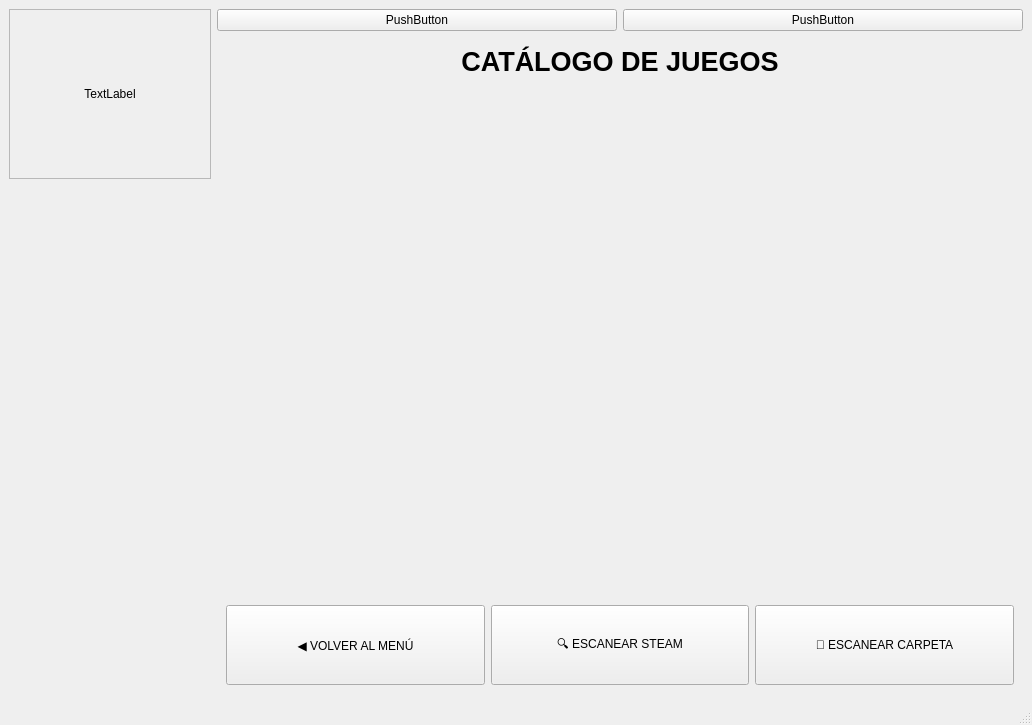
This is conf/prueba.ui in Ivigaga/TFG as Qt 5 draws it before an edit. The edited form follows.
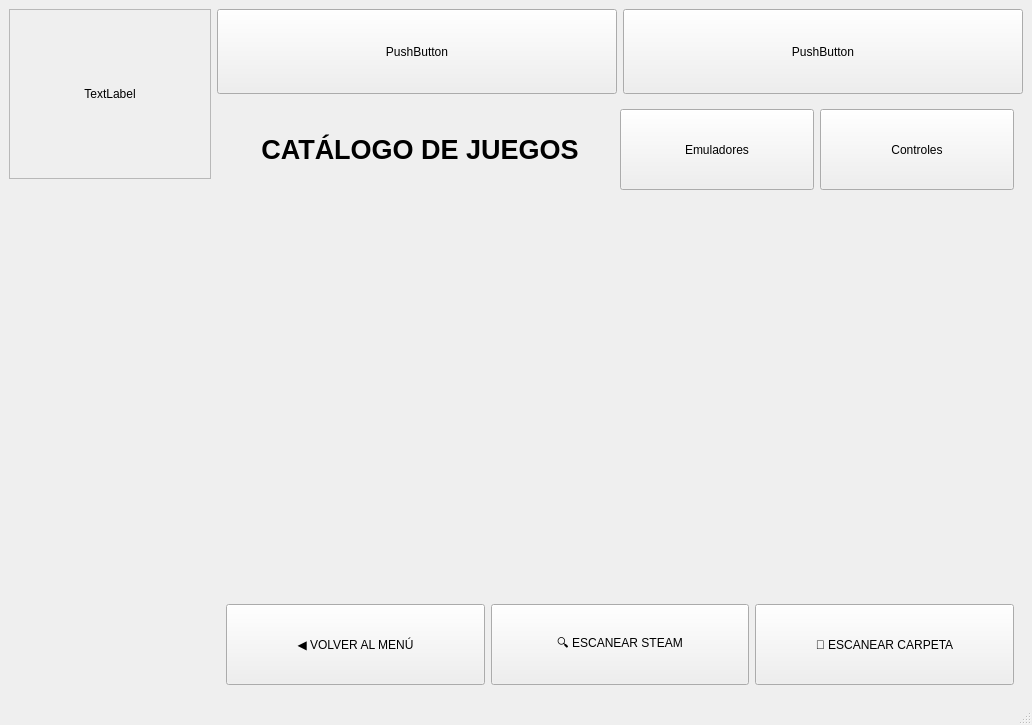
This is the edited form. The open tabs and pages were chosen to show the change. Icons and pictures are not drawn.

Commit message: Añadida imagen del mando actual en la pantalla de controles

What changed in the file:
```diff
--- a/conf/prueba.ui
+++ b/conf/prueba.ui
@@ -128,6 +128,12 @@
          <layout class="QHBoxLayout" name="horizontalLayout_3">
           <item>
            <widget class="QPushButton" name="pipButton">
+            <property name="sizePolicy">
+             <sizepolicy hsizetype="Minimum" vsizetype="Expanding">
+              <horstretch>0</horstretch>
+              <verstretch>0</verstretch>
+             </sizepolicy>
+            </property>
             <property name="text">
              <string>PushButton</string>
             </property>
@@ -135,6 +141,12 @@
           </item>
           <item>
            <widget class="QPushButton" name="stopButton">
+            <property name="sizePolicy">
+             <sizepolicy hsizetype="Minimum" vsizetype="Expanding">
+              <horstretch>0</horstretch>
+              <verstretch>0</verstretch>
+             </sizepolicy>
+            </property>
             <property name="text">
              <string>PushButton</string>
             </property>
@@ -1159,7 +1171,9 @@
              <property name="locale">
               <locale language="English" country="UnitedStates"/>
              </property>
-             <layout class="QVBoxLayout" name="verticalLayout_steamGames">
+             <layout class="QVBoxLayout" name="verticalLayout_steamGames" stretch="1,5,1">
+              <item>
+               <layout class="QHBoxLayout" name="horizontalLayout_9" stretch="2,1,1">
               <item>
                <widget class="QLabel" name="platformLabel">
                 <property name="sizePolicy">
@@ -1183,6 +1197,34 @@
                </widget>
               </item>
               <item>
+                 <widget class="QPushButton" name="gamesEmulatorsButton">
+                  <property name="sizePolicy">
+                   <sizepolicy hsizetype="Expanding" vsizetype="Expanding">
+                    <horstretch>0</horstretch>
+                    <verstretch>0</verstretch>
+                   </sizepolicy>
+                  </property>
+                  <property name="text">
+                   <string>Emuladores</string>
+                  </property>
+                 </widget>
+                </item>
+                <item>
+                 <widget class="QPushButton" name="gamesControlsButton">
+                  <property name="sizePolicy">
+                   <sizepolicy hsizetype="Expanding" vsizetype="Expanding">
+                    <horstretch>0</horstretch>
+                    <verstretch>0</verstretch>
+                   </sizepolicy>
+                  </property>
+                  <property name="text">
+                   <string>Controles</string>
+                  </property>
+                 </widget>
+                </item>
+               </layout>
+              </item>
+              <item>
                <widget class="QScrollArea" name="scrollAreaGame">
                 <property name="focusPolicy">
                  <enum>Qt::FocusPolicy::NoFocus</enum>
@@ -1199,7 +1241,7 @@
                    <x>0</x>
                    <y>0</y>
                    <width>783</width>
-                   <height>413</height>
+                   <height>374</height>
                   </rect>
                  </property>
                  <layout class="QGridLayout" name="layoutGames"/>
```
Left out of the diff: 2 changed lines with no effect on the pictures. Lines whose indentation alone changed are shown as unchanged. The commit also changes 4 other files.
